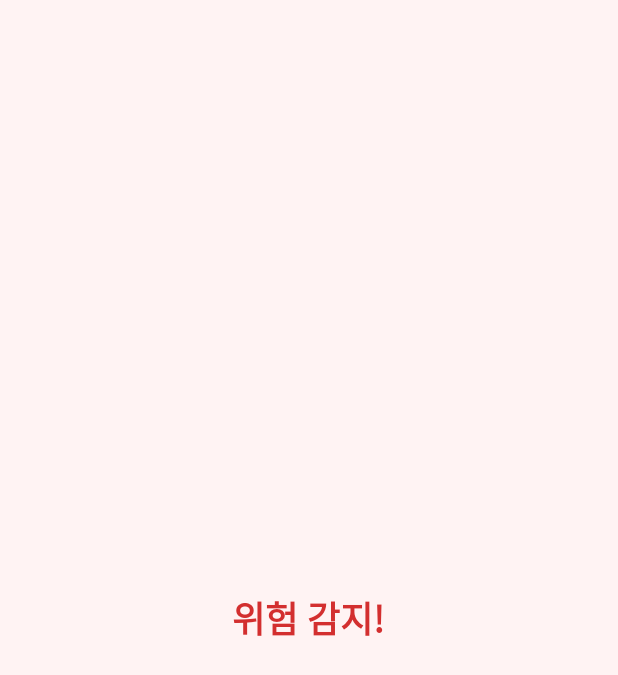
After one commit to AI-LAB-IMU/Mean-standard-deviation, an Android app: the layout activity_alert.xml on its own in the app's theme, with its tools: preview values and no code run, on a phone screen of 412 x 824 dp. The commit adds this screen. Shown: the top 675 px of the screen. Run offline under Robolectric (Android 15) with nearby library versions, the phone set to English and light mode, and no system bars.

Commit message:
25.04.10(AM04:19)UPDATE

```diff
--- a/app/src/main/AndroidManifest.xml
+++ b/app/src/main/AndroidManifest.xml
@@ -46,6 +46,12 @@
             </intent-filter>
         </activity>
 
+        <activity android:name=".AlertActivity"
+            android:theme="@android:style/Theme.DeviceDefault.Dialog.NoActionBar"
+            android:exported="true"
+            android:launchMode="singleTop"/>
+
+
         <service
             android:name=".IMUSensorService"
             android:enabled="true"
--- a/app/src/main/java/com/example/imu_0324_2/MainActivity.kt
+++ b/app/src/main/java/com/example/imu_0324_2/MainActivity.kt
@@ -2,6 +2,7 @@ package com.example.imu_0324_2
 
 import android.content.*
 import android.os.*
+import android.view.WindowManager
 import android.widget.*
 import androidx.appcompat.app.AppCompatActivity
 import androidx.core.content.FileProvider
@@ -18,6 +19,7 @@ class MainActivity : AppCompatActivity() {
     private lateinit var btnStop: Button
     private lateinit var btnDownload: Button
 
+    // 센서 상태 수신
     private val statusReceiver = object : BroadcastReceiver() {
         override fun onReceive(context: Context?, intent: Intent?) {
             val index = intent?.getIntExtra("index", 0) ?: 0
@@ -36,6 +38,9 @@ class MainActivity : AppCompatActivity() {
     override fun onCreate(savedInstanceState: Bundle?) {
         super.onCreate(savedInstanceState)
         setContentView(R.layout.activity_main)
+
+        // 화면 꺼짐 방지
+        window.addFlags(WindowManager.LayoutParams.FLAG_KEEP_SCREEN_ON)
 
         tvWindowIndex = findViewById(R.id.tvWindowIndex)
         tvStatus = findViewById(R.id.tvStatus)
--- /dev/null
+++ b/app/src/main/res/layout/activity_alert.xml
@@ -0,0 +1,15 @@
+<?xml version="1.0" encoding="utf-8"?>
+<LinearLayout xmlns:android="http://schemas.android.com/apk/res/android"
+    android:layout_width="match_parent" android:layout_height="match_parent"
+    android:gravity="center" android:orientation="vertical"
+    android:padding="24dp" android:background="#FFF3F3">
+
+    <TextView
+        android:id="@+id/tvAlertMessage"
+        android:layout_width="wrap_content"
+        android:layout_height="wrap_content"
+        android:text="위험 감지!"
+        android:textSize="24sp"
+        android:textStyle="bold"
+        android:textColor="#D32F2F"/>
+</LinearLayout>
--- a/app/src/main/res/layout/activity_main.xml
+++ b/app/src/main/res/layout/activity_main.xml
@@ -62,7 +62,6 @@
             android:layout_height="wrap_content"
             android:layout_weight="1"
             android:text="다운"
-            android:layout_marginTop="8dp"
             android:backgroundTint="#2196F3"
             android:textColor="#FFFFFF" />
 
```
Also changed, not shown: app/src/main/java/com/example/imu_0324_2/AlertActivity.kt (added, +35 -0 lines), app/src/main/java/com/example/imu_0324_2/IMUSensorService.kt (+53 -30 lines), 6 other files.
